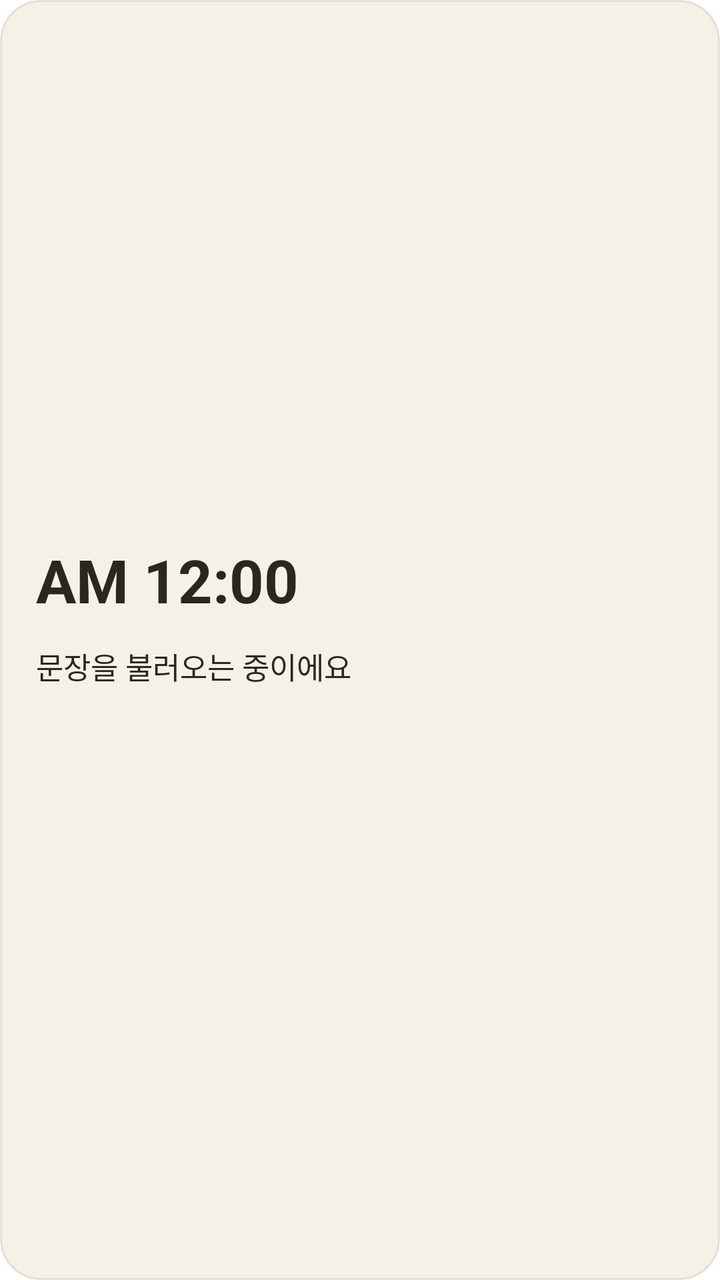
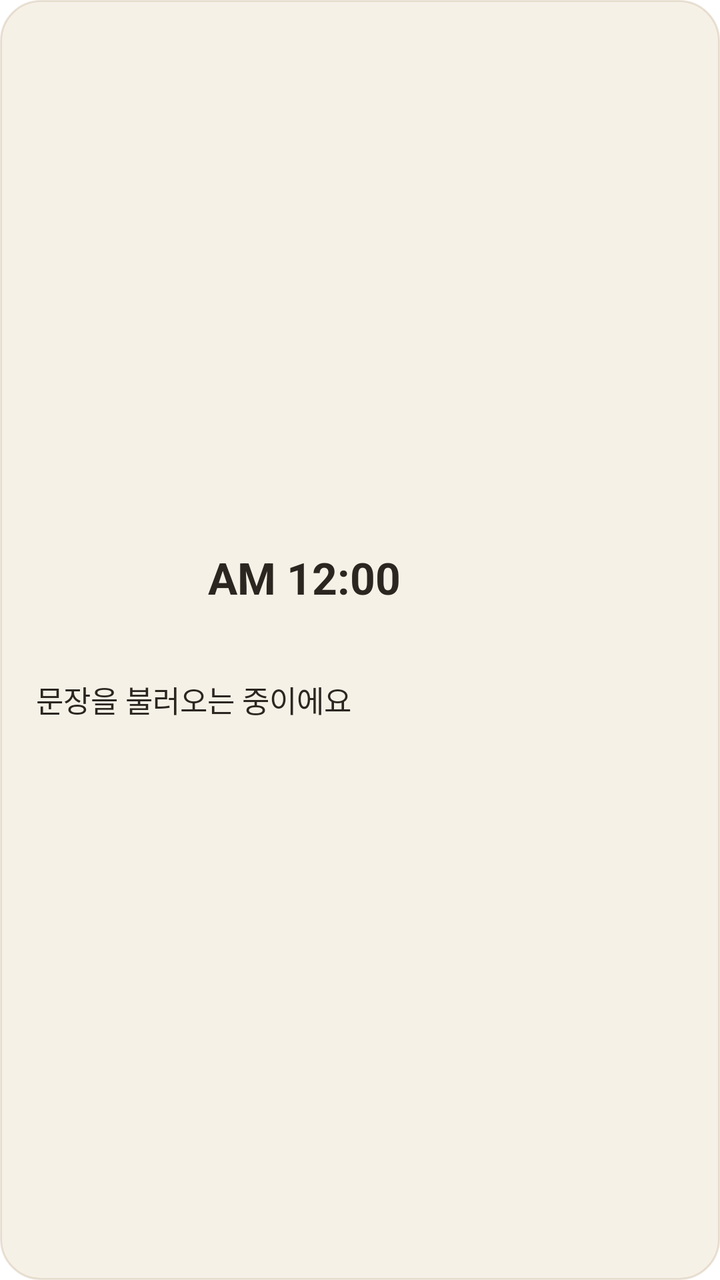

Before-and-after screenshots of an Android layout around one commit, followed by the original layout XML and the change that was made.
<!-- AndroidManifest.xml: fallback theme Theme.MaterialComponents.DayNight.NoActionBar -->
<!-- res/layout/widget_large.xml -->
<?xml version="1.0" encoding="utf-8"?>
<LinearLayout xmlns:android="http://schemas.android.com/apk/res/android"
    android:id="@+id/widget_root"
    android:layout_width="match_parent"
    android:layout_height="match_parent"
    android:orientation="vertical"
    android:gravity="center_vertical"
    android:background="@drawable/widget_background"
    android:padding="18dp">

    <TextClock
        android:id="@+id/widget_clock"
        android:layout_width="wrap_content"
        android:layout_height="wrap_content"
        android:format12Hour="a h:mm"
        android:format24Hour="a h:mm"
        android:textSize="30sp"
        android:textStyle="bold"
        android:textColor="#2B2620" />

    <TextView
        android:id="@+id/widget_quote"
        android:layout_width="match_parent"
        android:layout_height="wrap_content"
        android:layout_marginTop="12dp"
        android:text="문장을 불러오는 중이에요"
        android:textSize="15sp"
        android:textColor="#2B2620"
        android:maxLines="4"
        android:ellipsize="end" />

    <TextView
        android:id="@+id/widget_attribution"
        android:layout_width="match_parent"
        android:layout_height="wrap_content"
        android:layout_marginTop="10dp"
        android:text=""
        android:textSize="12sp"
        android:textColor="#8A6438"
        android:maxLines="1"
        android:ellipsize="end" />

</LinearLayout>
<!-- resources referenced by this layout -->
<resources>
  <!-- drawable widget_background (drawable) -->
  <?xml version="1.0" encoding="utf-8"?>
  <shape xmlns:android="http://schemas.android.com/apk/res/android">
      <solid android:color="#F6F1E7" />
      <stroke android:width="1dp" android:color="#339C7A4A" />
      <corners android:radius="20dp" />
  </shape>
</resources>

<!-- the commit's change to res/layout/widget_large.xml (unified diff, before → after) -->
@@ -8,21 +8,36 @@
     android:background="@drawable/widget_background"
     android:padding="18dp">
 
-    <TextClock
-        android:id="@+id/widget_clock"
-        android:layout_width="wrap_content"
+    <LinearLayout
+        android:layout_width="match_parent"
         android:layout_height="wrap_content"
-        android:format12Hour="a h:mm"
-        android:format24Hour="a h:mm"
-        android:textSize="30sp"
-        android:textStyle="bold"
-        android:textColor="#2B2620" />
+        android:orientation="horizontal"
+        android:gravity="center_vertical">
+
+        <ImageView
+            android:id="@+id/widget_clock_image"
+            android:layout_width="72dp"
+            android:layout_height="72dp"
+            android:contentDescription="@null" />
+
+        <TextClock
+            android:id="@+id/widget_clock_text"
+            android:layout_width="wrap_content"
+            android:layout_height="wrap_content"
+            android:layout_marginStart="14dp"
+            android:format12Hour="a h:mm"
+            android:format24Hour="a h:mm"
+            android:textSize="22sp"
+            android:textStyle="bold"
+            android:textColor="#2B2620" />
+
+    </LinearLayout>
 
     <TextView
         android:id="@+id/widget_quote"
         android:layout_width="match_parent"
         android:layout_height="wrap_content"
-        android:layout_marginTop="12dp"
+        android:layout_marginTop="14dp"
         android:text="문장을 불러오는 중이에요"
         android:textSize="15sp"
         android:textColor="#2B2620"
